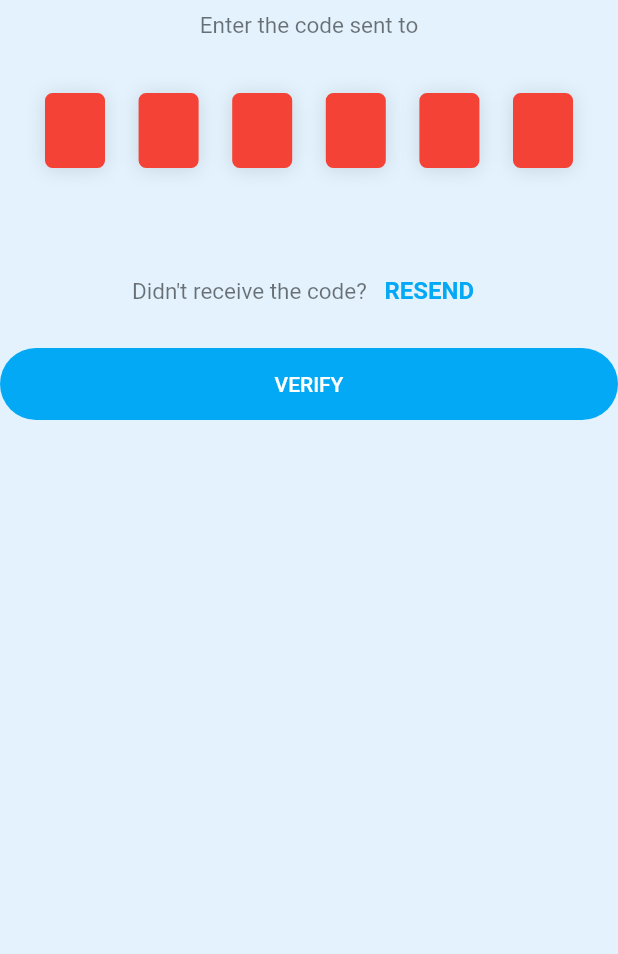
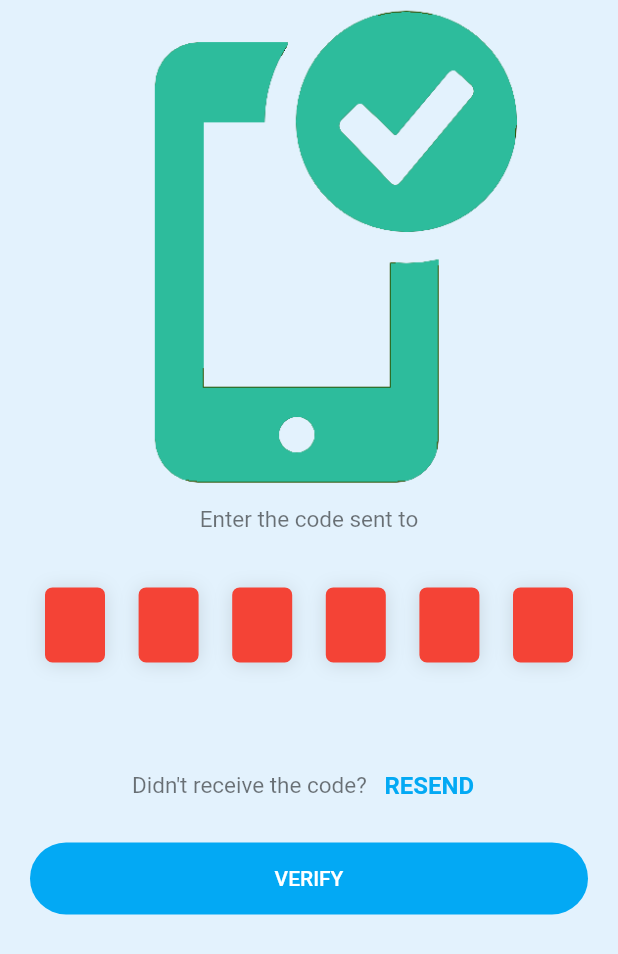
Before and after one commit to Fasikawkn/simple-mvvm-app, a Flutter app: the PhoneVerification screen opened directly with empty values, on a phone screen of 412 x 824 dp. Shown: the top 954 px of the screen. Run offline on Flutter 3.47's test engine with Material 2 defaults, Android fonts, the light colour scheme and no system bars; drawn by our look-alikes of pin_code_fields; our stand-ins replace country_code_picker, firebase_auth, firebase_core, sqflite; accounts and stored records are empty; network calls fail.

Commit message:
final update

```diff
--- a/lib/src/view/screens/phone_verification_page.dart
+++ b/lib/src/view/screens/phone_verification_page.dart
@@ -4,13 +4,17 @@ import 'package:firebase_auth/firebase_auth.dart';
 import 'package:flutter/material.dart';
 import 'package:pin_code_fields/pin_code_fields.dart';
 import 'package:provider/provider.dart';
-import 'package:simple_mvvm_app/src/view/screens/home_page.dart';
+import 'package:simple_mvvm_app/src/model/apis/api_response.dart';
+import 'package:simple_mvvm_app/src/view/screens/signin_page.dart';
 import 'package:simple_mvvm_app/src/view/widgets/country_code.dart';
 import 'package:simple_mvvm_app/src/view/widgets/custome_button.dart';
+import 'package:simple_mvvm_app/src/view_model/auth_view_model.dart';
+import 'package:simple_mvvm_app/src/view_model/db_provider.dart';
 
 class PhoneVerification extends StatefulWidget {
+  static const routeName = '/mvvmapp/phoneVerification';
   final Map<String, dynamic> userInfo;
-  const PhoneVerification( this.userInfo, {Key? key}) : super(key: key);
+  const PhoneVerification(this.userInfo, {Key? key}) : super(key: key);
 
   @override
   _PhoneVerificationState createState() => _PhoneVerificationState();
@@ -51,8 +55,8 @@ class _PhoneVerificationState extends State<PhoneVerification> {
     );
   }
 
-  _onPressed() async {
-
+  _onPressed(AuthenticationViewModel model, UserProvider userProvider,
+      String otpCode) async {
     formKey.currentState!.validate();
     // conditions for validating
     if (currentText.length != 6) {
@@ -60,24 +64,39 @@ class _PhoneVerificationState extends State<PhoneVerification> {
           .add(ErrorAnimationType.shake); // Triggering error shake animation
       setState(() => hasError = true);
     } else {
-     Navigator.of(context).push(MaterialPageRoute(builder: (context) => const HomePage(),),);
-
+      final _phoneAuthProvider = PhoneAuthProvider.credential(
+          verificationId: model.verificationID, smsCode: otpCode);
+      await model.siginInWithCredential(_phoneAuthProvider);
+      if (model.response.status == Status.completed) {
+        final _userModel = {
+          'id':1,
+          'username': widget.userInfo['username']
+        };
+        await userProvider.insertUser(_userModel);
+        Navigator.of(context).restorablePushNamedAndRemoveUntil(
+            LoginPage.routeName, (route) => false);
+      }
     }
   }
+
+  late UserProvider userProvider;
 
   @override
   Widget build(BuildContext context) {
     final size = MediaQuery.of(context).size;
+    userProvider = Provider.of<UserProvider>(context);
+
     return Scaffold(
       backgroundColor: Colors.blue.shade50,
-      body: GestureDetector(
-        onTap: () {},
-        child: SizedBox(
+      body: Consumer<AuthenticationViewModel>(builder: (context, model, child) {
+        return SizedBox(
           height: size.height,
           width: size.width,
           child: ListView(
             children: <Widget>[
-
+              _buildImage(
+                size.height * 0.4,
+              ),
               _buildEnterCodeText(widget.userInfo['phone']),
               const SizedBox(
                 height: 20,
@@ -96,23 +115,41 @@ class _PhoneVerificationState extends State<PhoneVerification> {
               const SizedBox(
                 height: 20,
               ),
-
               _pleaseFillAllCell(),
-              _buildDidNotRecieveCode((){}),
+              if (model.response.status == Status.error)
+                Center(
+                  child: Text(
+                    model.response.message!,
+                    style: const TextStyle(color: Colors.red),
+                  ),
+                ),
+              _buildDidNotRecieveCode(() {}),
               const SizedBox(
                 height: 14,
               ),
-              CustomeButton(
-                child: const Text(
-                        "VERIFY",
-                        style: TextStyle(color: Colors.white),
-                      ),
-                onPressed: _onPressed
+              Padding(
+                padding: const EdgeInsets.symmetric(
+                  horizontal: 20.0,
+                ),
+                child: CustomeButton(
+                    child: model.response.status == Status.laoding
+                        ? const Center(
+                            child: CircularProgressIndicator(
+                              color: Colors.white,
+                            ),
+                          )
+                        : const Text(
+                            "VERIFY",
+                            style: TextStyle(color: Colors.white),
+                          ),
+                    onPressed: () {
+                      _onPressed(model,userProvider, currentText,);
+                    }),
               ),
             ],
           ),
-        ),
-      ),
+        );
+      }),
     );
   }
 
@@ -121,7 +158,7 @@ class _PhoneVerificationState extends State<PhoneVerification> {
     // await userModel.fetchAndSetData();
   }
 // Widget _buildUser
- Widget _buildDidNotRecieveCode(Function() onPressed){
+  Widget _buildDidNotRecieveCode(Function() onPressed) {
     return Row(
       mainAxisAlignment: MainAxisAlignment.center,
       children: [
@@ -143,7 +180,17 @@ class _PhoneVerificationState extends State<PhoneVerification> {
     );
   }
 
-  Widget _buildEnterCodeText(String phoneNumber){
+  Widget _buildImage(double height) {
+    return SizedBox(
+      height: height,
+      child: ClipRRect(
+        borderRadius: BorderRadius.circular(30),
+        child: Image.asset("assets/images/phone_image_verified.png"),
+      ),
+    );
+  }
+
+  Widget _buildEnterCodeText(String phoneNumber) {
     return Padding(
       padding: const EdgeInsets.symmetric(horizontal: 30.0, vertical: 8),
       child: RichText(
--- a/pubspec.yaml
+++ b/pubspec.yaml
@@ -48,6 +48,8 @@ dependencies:
 dev_dependencies:
   flutter_test:
     sdk: flutter
+  mockito: ^5.0.14
+  build_runner: ^2.1.7
 
   # The "flutter_lints" package below contains a set of recommended lints to
   # encourage good coding practices. The lint set provided by the package is
```
Also changed, not shown: lib/main.dart (+20 -5 lines), lib/src/view/screens/home_page.dart (+33 -11 lines), lib/src/view/screens/signin_page.dart (+33 -12 lines), lib/src/view_model/auth_view_model.dart (+18 -7 lines), lib/src/view_model/db_helper.dart (added, +48 -0 lines), lib/src/view_model/db_provider.dart (added, +37 -0 lines), lib/utils/routes.dart (added, +28 -0 lines), pubspec.lock, 7 other files.
